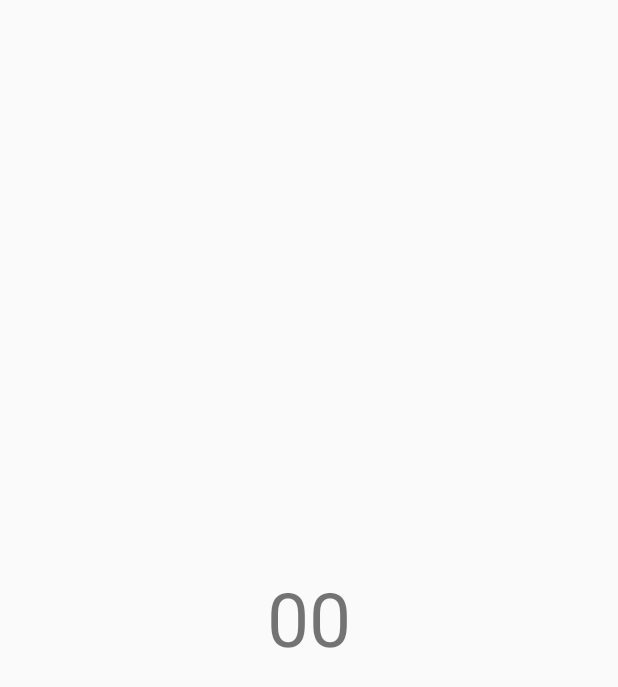
After one commit to CCBBJJ/GDSC_durian, an Android app: the layout activity_result.xml on its own in the app's theme, with its tools: preview values and no code run, on a phone screen of 412 x 824 dp. The commit adds this screen. Shown: the top 687 px of the screen. Run offline under Robolectric (Android 15) with nearby library versions, the phone set to English and light mode, and no system bars.

Commit message:
시간 체크

```diff
--- a/AndroidStudioProjects/durian/app/src/main/AndroidManifest.xml
+++ b/AndroidStudioProjects/durian/app/src/main/AndroidManifest.xml
@@ -21,6 +21,7 @@
             </intent-filter>
         </activity>
         <activity android:name=".activity.LoginActivity"></activity>
+        <activity android:name=".activity.ResultActivity"></activity>
 
     </application>
 
--- a/AndroidStudioProjects/durian/app/src/main/res/layout/activity_main.xml
+++ b/AndroidStudioProjects/durian/app/src/main/res/layout/activity_main.xml
@@ -18,7 +18,7 @@
             android:layout_width="wrap_content"
             android:layout_height="wrap_content"
             android:textSize="50sp"
-            android:visibility="invisible"/>
+            android:visibility="visible"/>
     </LinearLayout>
     <LinearLayout
         android:layout_width="match_parent"
--- /dev/null
+++ b/AndroidStudioProjects/durian/app/src/main/res/layout/activity_result.xml
@@ -0,0 +1,15 @@
+<?xml version="1.0" encoding="utf-8"?>
+<LinearLayout xmlns:android="http://schemas.android.com/apk/res/android"
+    android:layout_width="match_parent"
+    android:layout_height="match_parent"
+    android:gravity="center"
+    android:orientation="vertical">
+    <TextView
+        android:layout_width="wrap_content"
+        android:layout_height="wrap_content"
+        android:id="@+id/txt_time"
+        android:text="00"
+        android:layout_gravity="center"
+        android:textSize="50sp"/>
+
+</LinearLayout>
```
Also changed, not shown: AndroidStudioProjects/durian/app/src/main/java/visual/camp/sample/app/activity/MainActivity.java (+8 -2 lines), AndroidStudioProjects/durian/app/src/main/java/visual/camp/sample/app/activity/ResultActivity.java (added, +31 -0 lines).
